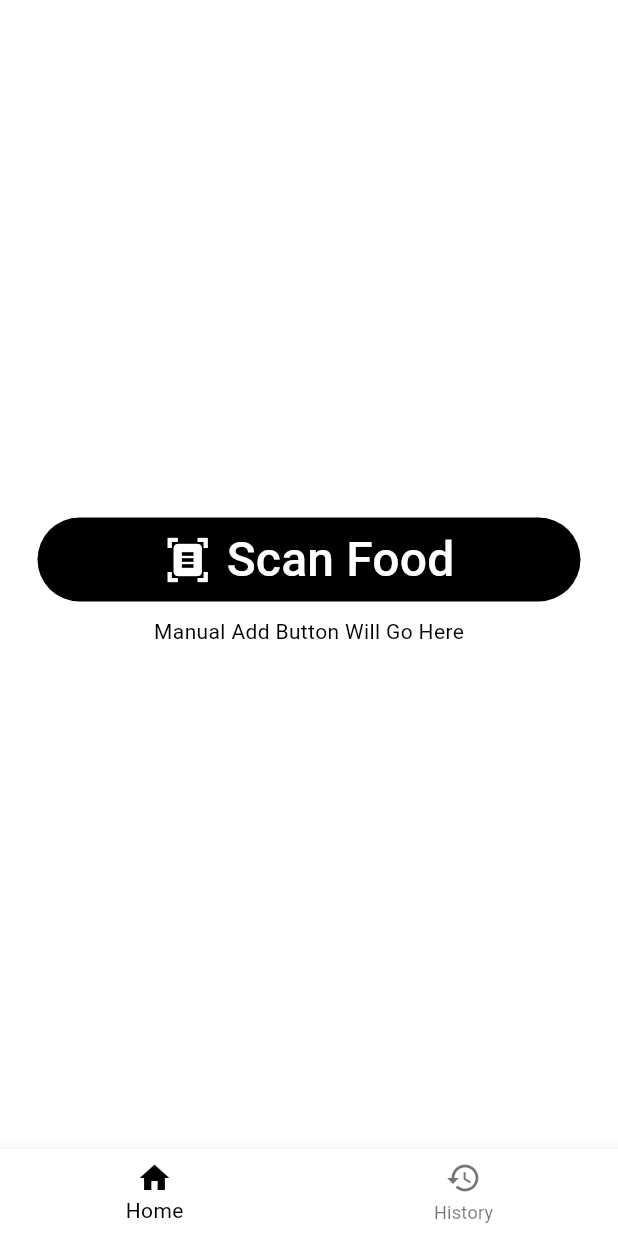
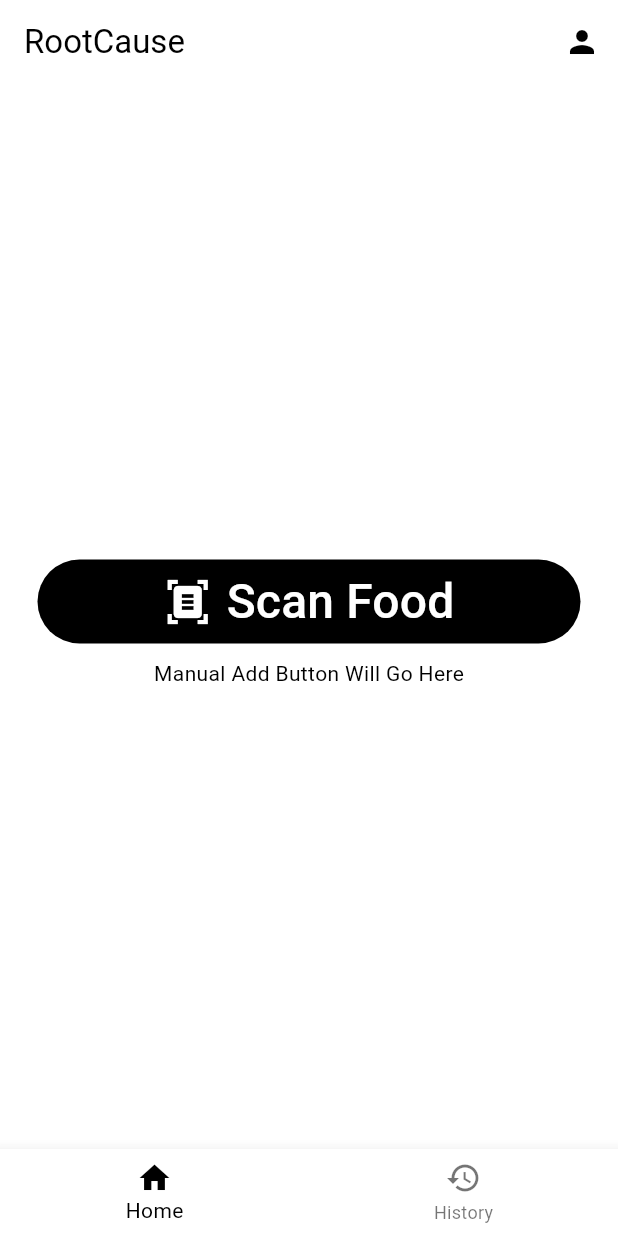
Before and after one commit to mw29/rootcause, a Flutter app: the screen it shows after launch, on a phone screen of 412 x 824 dp. Run offline on Flutter 3.47's test engine with Material 3 defaults, Android fonts, the phone set to English and light mode, and no system bars.

Commit message:
create header

```diff
--- a/rootcause_app/lib/screens/history_screen.dart
+++ b/rootcause_app/lib/screens/history_screen.dart
@@ -1,4 +1,5 @@
 import 'package:flutter/material.dart';
+import 'package:rootcause_app/widgets/header.dart';
 
 class HistoryScreen extends StatefulWidget {
   const HistoryScreen({super.key});
@@ -10,6 +11,7 @@ class _HistoryScreenState extends State<HistoryScreen> {
   @override
   Widget build(BuildContext context) {
     return Scaffold(
+      appBar: Header(),
       body: Center(
         child: Column(
           mainAxisAlignment: MainAxisAlignment.center,
--- a/rootcause_app/lib/screens/scan_screen.dart
+++ b/rootcause_app/lib/screens/scan_screen.dart
@@ -1,4 +1,5 @@
 import 'package:flutter/material.dart';
+import 'package:rootcause_app/widgets/header.dart';
 
 class ScanScreen extends StatefulWidget {
   const ScanScreen({super.key});
@@ -9,7 +10,9 @@ class ScanScreen extends StatefulWidget {
 class _ScanScreenState extends State<ScanScreen> {
   @override
   Widget build(BuildContext context) {
-    return SafeArea(
+    return Scaffold(
+      appBar: Header(),
+      body: SafeArea(
         child: Center(
           child: Column(
             mainAxisAlignment: MainAxisAlignment.center,
@@ -40,6 +43,7 @@ class _ScanScreenState extends State<ScanScreen> {
             ],
           ),
         ),
+      ),
     );
   }
 }
--- /dev/null
+++ b/rootcause_app/lib/widgets/header.dart
@@ -0,0 +1,27 @@
+import 'package:flutter/material.dart';
+import 'package:rootcause_app/screens/profile.dart';
+
+class Header extends StatelessWidget implements PreferredSizeWidget {
+  const Header({super.key});
+
+  @override
+  Widget build(BuildContext context) {
+    return AppBar(
+      title: Text("RootCause"),
+      centerTitle: false,
+      actions: [
+        IconButton(
+          onPressed:
+              () => Navigator.push(
+                context,
+                MaterialPageRoute(builder: (context) => ProfileScreen()),
+              ),
+          icon: Icon(Icons.person),
+        ),
+      ],
+    );
+  }
+
+  @override
+  Size get preferredSize => Size.fromHeight(kToolbarHeight);
+}
```
Lines whose indentation alone changed are shown as unchanged.
